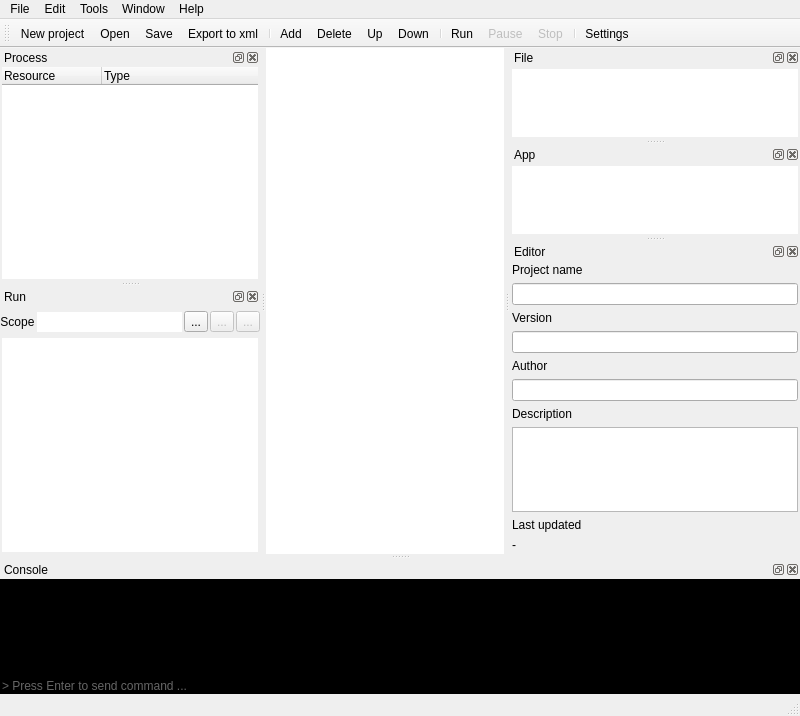
The window that src/ProfileEditor/profileeditor.ui (karakirimu/AutoBatchTools) describes before a commit, drawn with Qt 5.
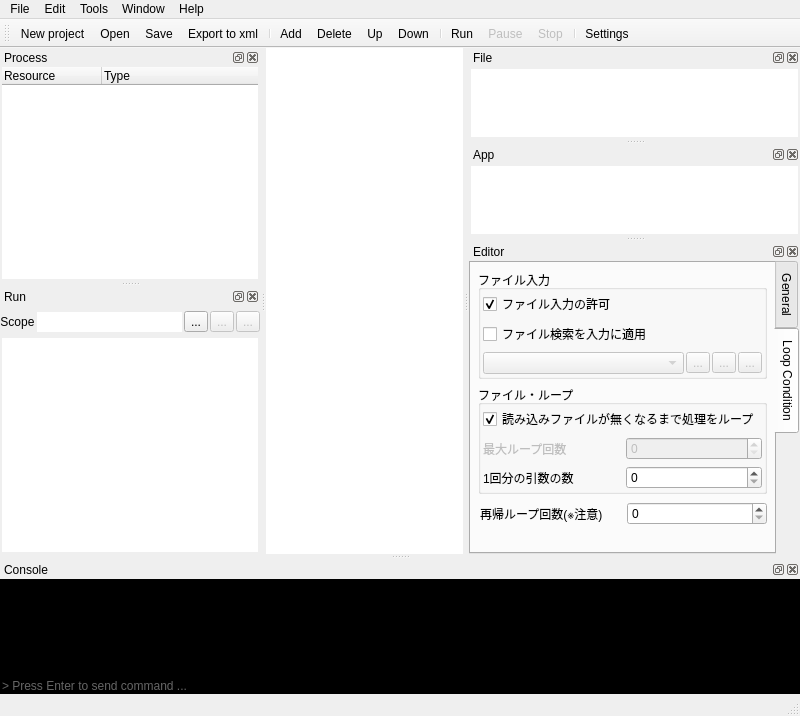
The same window after the commit. The open tabs and pages were chosen to show the change. Icons and pictures are not drawn. Custom widgets are drawn as their Qt base class.

Commit message: profileeditorのエディタ部分の機能追加(update削除前)

What changed in the file:
```diff
--- a/src/ProfileEditor/profileeditor.ui
+++ b/src/ProfileEditor/profileeditor.ui
@@ -394,99 +394,393 @@
        <widget class="QWidget" name="info">
         <layout class="QVBoxLayout" name="verticalLayout">
          <property name="leftMargin">
-          <number>2</number>
+          <number>0</number>
          </property>
          <property name="topMargin">
-          <number>2</number>
+          <number>0</number>
          </property>
          <property name="rightMargin">
-          <number>2</number>
+          <number>0</number>
          </property>
          <property name="bottomMargin">
-          <number>2</number>
+          <number>0</number>
          </property>
          <item>
-          <widget class="QLabel" name="label_1">
-           <property name="text">
-            <string>Project name</string>
+          <widget class="QTabWidget" name="tabWidget">
+           <property name="enabled">
+            <bool>true</bool>
            </property>
-           <property name="alignment">
-            <set>Qt::AlignLeading|Qt::AlignLeft|Qt::AlignVCenter</set>
+           <property name="tabPosition">
+            <enum>QTabWidget::East</enum>
            </property>
-           <property name="margin">
-            <number>4</number>
+           <property name="currentIndex">
+            <number>0</number>
            </property>
-          </widget>
-         </item>
-         <item>
-          <widget class="QLineEdit" name="nameLineEdit"/>
-         </item>
-         <item>
-          <widget class="QLabel" name="label_2">
-           <property name="text">
-            <string>Version</string>
-           </property>
-           <property name="alignment">
-            <set>Qt::AlignLeading|Qt::AlignLeft|Qt::AlignVCenter</set>
-           </property>
-           <property name="margin">
-            <number>4</number>
-           </property>
-          </widget>
-         </item>
-         <item>
-          <widget class="QLineEdit" name="verLineEdit"/>
-         </item>
-         <item>
-          <widget class="QLabel" name="label_3">
-           <property name="text">
-            <string>Author</string>
-           </property>
-           <property name="alignment">
-            <set>Qt::AlignLeading|Qt::AlignLeft|Qt::AlignVCenter</set>
-           </property>
-           <property name="margin">
-            <number>4</number>
-           </property>
-          </widget>
-         </item>
-         <item>
-          <widget class="QLineEdit" name="authorLineEdit"/>
-         </item>
-         <item>
-          <widget class="QLabel" name="label_4">
-           <property name="text">
-            <string>Description</string>
-           </property>
-           <property name="alignment">
-            <set>Qt::AlignLeading|Qt::AlignLeft|Qt::AlignVCenter</set>
-           </property>
-           <property name="margin">
-            <number>4</number>
-           </property>
-          </widget>
-         </item>
-         <item>
-          <widget class="QPlainTextEdit" name="descTextEdit"/>
-         </item>
-         <item>
-          <widget class="QLabel" name="label_5">
-           <property name="text">
-            <string>Last updated</string>
-           </property>
-           <property name="margin">
-            <number>4</number>
-           </property>
-          </widget>
-         </item>
-         <item>
-          <widget class="QLabel" name="refreshDateLabel">
-           <property name="text">
-            <string>-</string>
-           </property>
-           <property name="margin">
-            <number>4</number>
-           </property>
+           <widget class="QWidget" name="general">
+            <attribute name="title">
+             <string>General</string>
+            </attribute>
+            <layout class="QVBoxLayout" name="verticalLayout_19">
+             <property name="spacing">
+              <number>2</number>
+             </property>
+             <property name="leftMargin">
+              <number>2</number>
+             </property>
+             <property name="topMargin">
+              <number>6</number>
+             </property>
+             <property name="rightMargin">
+              <number>2</number>
+             </property>
+             <property name="bottomMargin">
+              <number>6</number>
+             </property>
+             <item>
+              <widget class="QLineEdit" name="nameLineEdit">
+               <property name="placeholderText">
+                <string>Project name</string>
+               </property>
+              </widget>
+             </item>
+             <item>
+              <widget class="QLineEdit" name="verLineEdit">
+               <property name="placeholderText">
+                <string>Version</string>
+               </property>
+              </widget>
+             </item>
+             <item>
+              <widget class="QLineEdit" name="authorLineEdit">
+               <property name="placeholderText">
+                <string>Author</string>
+               </property>
+              </widget>
+             </item>
+             <item>
+              <widget class="QPlainTextEdit" name="descTextEdit">
+               <property name="placeholderText">
+                <string>Description</string>
+               </property>
+              </widget>
+             </item>
+             <item>
+              <widget class="QLabel" name="label_5">
+               <property name="enabled">
+                <bool>false</bool>
+               </property>
+               <property name="text">
+                <string>Last updated</string>
+               </property>
+               <property name="margin">
+                <number>4</number>
+               </property>
+              </widget>
+             </item>
+             <item>
+              <widget class="QLabel" name="refreshDateLabel">
+               <property name="enabled">
+                <bool>false</bool>
+               </property>
+               <property name="text">
+                <string>-</string>
+               </property>
+               <property name="margin">
+                <number>4</number>
+               </property>
+              </widget>
+             </item>
+            </layout>
+           </widget>
+           <widget class="QWidget" name="loop">
+            <property name="enabled">
+             <bool>true</bool>
+            </property>
+            <attribute name="title">
+             <string>Loop Condition</string>
+            </attribute>
+            <layout class="QVBoxLayout" name="verticalLayout_20">
+             <property name="leftMargin">
+              <number>7</number>
+             </property>
+             <property name="topMargin">
+              <number>7</number>
+             </property>
+             <property name="rightMargin">
+              <number>7</number>
+             </property>
+             <property name="bottomMargin">
+              <number>7</number>
+             </property>
+             <item>
+              <widget class="QGroupBox" name="fileinput">
+               <property name="title">
+                <string>ファイル入力</string>
+               </property>
+               <layout class="QVBoxLayout" name="verticalLayout_21">
+                <property name="leftMargin">
+                 <number>2</number>
+                </property>
+                <property name="topMargin">
+                 <number>2</number>
+                </property>
+                <property name="rightMargin">
+                 <number>2</number>
+                </property>
+                <property name="bottomMargin">
+                 <number>2</number>
+                </property>
+                <item>
+                 <widget class="QCheckBox" name="allowInputCheckBox">
+                  <property name="text">
+                   <string>ファイル入力の許可</string>
+                  </property>
+                  <property name="checked">
+                   <bool>true</bool>
+                  </property>
+                 </widget>
+                </item>
+                <item>
+                 <widget class="QCheckBox" name="searchInputCheckBox">
+                  <property name="text">
+                   <string>ファイル検索を入力に適用</string>
+                  </property>
+                 </widget>
+                </item>
+                <item>
+                 <widget class="QFrame" name="searchInput">
+                  <property name="enabled">
+                   <bool>false</bool>
+                  </property>
+                  <property name="frameShape">
+                   <enum>QFrame::NoFrame</enum>
+                  </property>
+                  <property name="frameShadow">
+                   <enum>QFrame::Raised</enum>
+                  </property>
+                  <layout class="QHBoxLayout" name="horizontalLayout_6">
+                   <property name="spacing">
+                    <number>2</number>
+                   </property>
+                   <property name="leftMargin">
+                    <number>0</number>
+                   </property>
+                   <property name="topMargin">
+                    <number>0</number>
+                   </property>
+                   <property name="rightMargin">
+                    <number>0</number>
+                   </property>
+                   <property name="bottomMargin">
+                    <number>0</number>
+                   </property>
+                   <item>
+                    <widget class="SearchComboBox" name="searchInputComboBox"/>
+                   </item>
+                   <item>
+                    <widget class="QToolButton" name="addInputToolButton">
+                     <property name="text">
+                      <string>...</string>
+                     </property>
+                     <property name="icon">
+                      <iconset resource="../../res/resources.qrc">
+                       <normaloff>:/default_icons/add.png</normaloff>:/default_icons/add.png</iconset>
+                     </property>
+                    </widget>
+                   </item>
+                   <item>
+                    <widget class="QToolButton" name="removeInputToolButton">
+                     <property name="text">
+                      <string>...</string>
+                     </property>
+                     <property name="icon">
+                      <iconset resource="../../res/resources.qrc">
+                       <normaloff>:/default_icons/remove.png</normaloff>:/default_icons/remove.png</iconset>
+                     </property>
+                    </widget>
+                   </item>
+                   <item>
+                    <widget class="QToolButton" name="editInputToolButton">
+                     <property name="text">
+                      <string>...</string>
+                     </property>
+                     <property name="icon">
+                      <iconset resource="../../res/resources.qrc">
+                       <normaloff>:/default_icons/edit.png</normaloff>:/default_icons/edit.png</iconset>
+                     </property>
+                    </widget>
+                   </item>
+                  </layout>
+                 </widget>
+                </item>
+               </layout>
+              </widget>
+             </item>
+             <item>
+              <widget class="QGroupBox" name="fileloop">
+               <property name="title">
+                <string>ファイル・ループ</string>
+               </property>
+               <layout class="QVBoxLayout" name="verticalLayout_22">
+                <property name="leftMargin">
+                 <number>2</number>
+                </property>
+                <property name="topMargin">
+                 <number>2</number>
+                </property>
+                <property name="rightMargin">
+                 <number>2</number>
+                </property>
+                <property name="bottomMargin">
+                 <number>2</number>
+                </property>
+                <item>
+                 <widget class="QCheckBox" name="loopCountInfCheckBox">
+                  <property name="text">
+                   <string>読み込みファイルが無くなるまで処理をループ</string>
+                  </property>
+                  <property name="checked">
+                   <bool>true</bool>
+                  </property>
+                 </widget>
+                </item>
+                <item>
+                 <widget class="QFrame" name="loopCountMax">
+                  <property name="enabled">
+                   <bool>false</bool>
+                  </property>
+                  <property name="frameShape">
+                   <enum>QFrame::NoFrame</enum>
+                  </property>
+                  <property name="frameShadow">
+                   <enum>QFrame::Raised</enum>
+                  </property>
+                  <layout class="QHBoxLayout" name="horizontalLayout_8">
+                   <property name="leftMargin">
+                    <number>0</number>
+                   </property>
+                   <property name="topMargin">
+                    <number>0</number>
+                   </property>
+                   <property name="rightMargin">
+                    <number>0</number>
+                   </property>
+                   <property name="bottomMargin">
+                    <number>0</number>
+                   </property>
+                   <item>
+                    <widget class="QLabel" name="label_3">
+                     <property name="text">
+                      <string>最大ループ回数</string>
+                     </property>
+                    </widget>
+                   </item>
+                   <item>
+                    <widget class="QSpinBox" name="loopCountMaxSpinBox"/>
+                   </item>
+                  </layout>
+                 </widget>
+                </item>
+                <item>
+                 <widget class="QFrame" name="loopInputPerOneTime">
+                  <property name="frameShape">
+                   <enum>QFrame::NoFrame</enum>
+                  </property>
+                  <property name="frameShadow">
+                   <enum>QFrame::Raised</enum>
+                  </property>
+                  <layout class="QHBoxLayout" name="horizontalLayout_7">
+                   <property name="leftMargin">
+                    <number>0</number>
+                   </property>
+                   <property name="topMargin">
+                    <number>0</number>
+                   </property>
+                   <property name="rightMargin">
+                    <number>0</number>
+                   </property>
+                   <property name="bottomMargin">
+                    <number>0</number>
+                   </property>
+                   <item>
+                    <widget class="QLabel" name="label">
+                     <property name="text">
+                      <string>1回分の引数の数</string>
+                     </property>
+                    </widget>
+                   </item>
+                   <item>
+                    <widget class="QSpinBox" name="loopPerOneTimeSpinBox">
+                     <property name="minimum">
+                      <number>0</number>
+                     </property>
+                     <property name="maximum">
+                      <number>2147483647</number>
+                     </property>
+                    </widget>
+                   </item>
+                  </layout>
+                 </widget>
+                </item>
+               </layout>
+              </widget>
+             </item>
+             <item>
+              <widget class="QFrame" name="looprecursive">
+               <property name="frameShape">
+                <enum>QFrame::NoFrame</enum>
+               </property>
+               <property name="frameShadow">
+                <enum>QFrame::Raised</enum>
+               </property>
+               <layout class="QHBoxLayout" name="horizontalLayout_9">
+                <property name="leftMargin">
+                 <number>2</number>
+                </property>
+                <property name="topMargin">
+                 <number>2</number>
+                </property>
+                <property name="rightMargin">
+                 <number>0</number>
+                </property>
+                <property name="bottomMargin">
+                 <number>0</number>
+                </property>
+                <item>
+                 <widget class="QLabel" name="label_2">
+                  <property name="text">
+                   <string>再帰ループ回数(※注意)</string>
+                  </property>
+                 </widget>
+                </item>
+                <item>
+                 <widget class="QSpinBox" name="loopRecursiveSpinBox">
+                  <property name="minimum">
+                   <number>0</number>
+                  </property>
+                  <property name="maximum">
+                   <number>1000</number>
+                  </property>
+                 </widget>
+                </item>
+               </layout>
+              </widget>
+             </item>
+             <item>
+              <spacer name="verticalSpacer_3">
+               <property name="orientation">
+                <enum>Qt::Vertical</enum>
+               </property>
+               <property name="sizeHint" stdset="0">
+                <size>
+                 <width>20</width>
+                 <height>40</height>
+                </size>
+               </property>
+              </spacer>
+             </item>
+            </layout>
+           </widget>
           </widget>
          </item>
         </layout>
```
The commit also changes 1 other file.
